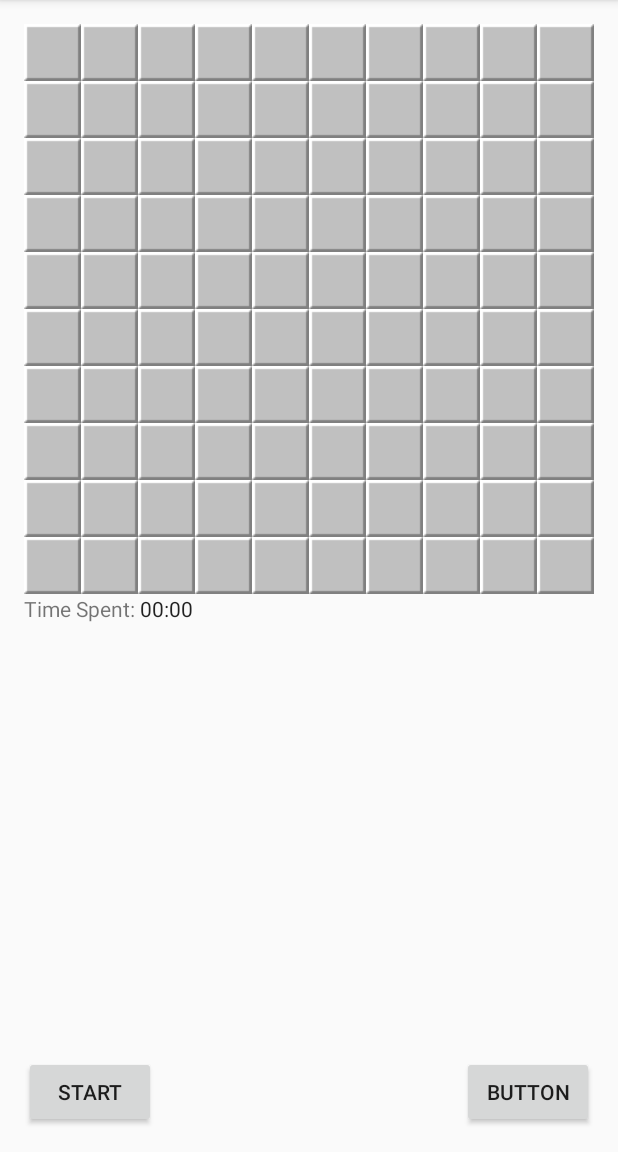
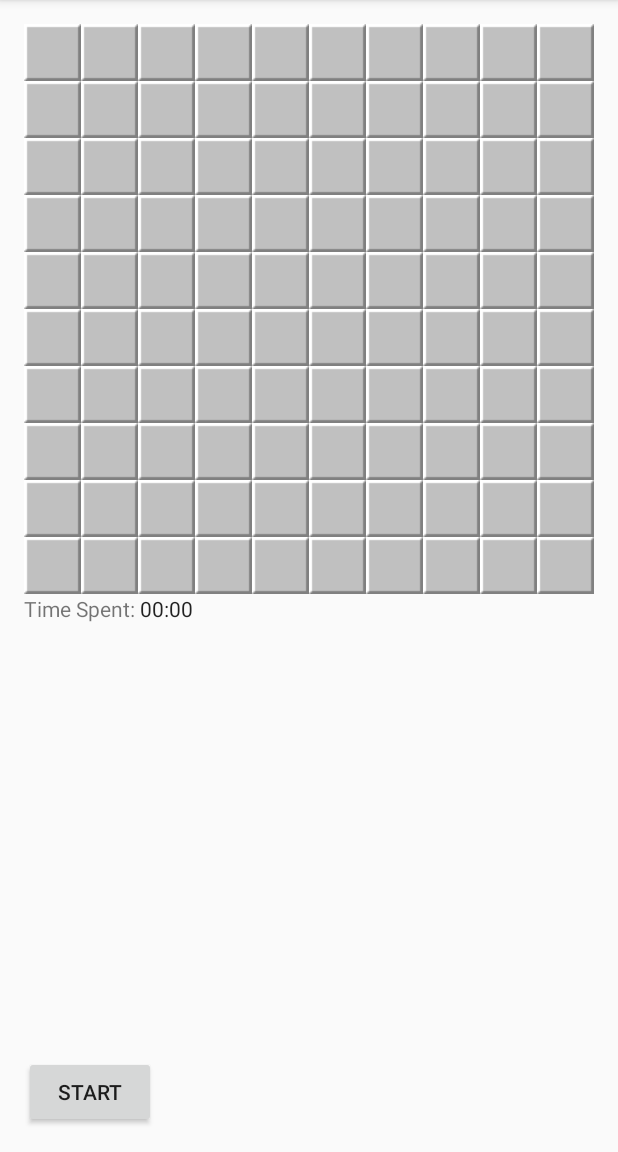
Before and after one commit to rogeriotakashi/Android-CampoMinado, an Android app: the Game screen opened directly, with no data from a screen before it, on a phone screen of 412 x 824 dp, the part 84-1236 px from its top. Run offline under Robolectric (Android 15) with nearby library versions, the light colour scheme and no system bars.

Commit message:
Removed test button from game activity

```diff
--- a/app/src/main/java/com/example/rogerio/campominado/GameEngine.java
+++ b/app/src/main/java/com/example/rogerio/campominado/GameEngine.java
@@ -1,9 +1,12 @@
 package com.example.rogerio.campominado;
 
+import android.app.Activity;
 import android.content.Context;
 import android.content.DialogInterface;
+import android.os.SystemClock;
 import android.support.v7.app.AlertDialog;
 import android.view.View;
+import android.widget.Chronometer;
 import android.widget.EditText;
 import android.widget.TextView;
 import android.widget.Toast;
@@ -21,6 +24,8 @@ public class GameEngine {
     private static GameEngine instance;
     private Context context;
     private boolean isStarted;
+    Chronometer chronometer;
+
 
     public static final int BOMB_NUMBER = 10;
     public static final int WIDTH = 10;
@@ -131,7 +136,11 @@ public class GameEngine {
         if(bombNotFound == 0 && notRevealed == 0){
             Toast.makeText(context, "Game Won!", Toast.LENGTH_SHORT).show();
 
-            /*
+            View rootView = ((Activity)context).getWindow().getDecorView().findViewById(android.R.id.content);
+            chronometer = (Chronometer) rootView.findViewById(R.id.chronometer2);
+
+            chronometer.stop();
+            final long finishedTime = SystemClock.elapsedRealtime();
             AlertDialog.Builder alert = new AlertDialog.Builder(context);
 
             alert.setTitle("You Won");
@@ -148,8 +157,11 @@ public class GameEngine {
                     fields[0] = "nickname";
                     fields[1] = "time";
 
-                    values[0] = "Nome_Teste";
-                    values[1] = "300";
+                    values[0] = input.getText().toString();
+                    values[1] = finishedTime - chronometer.getBase() + "";
+                    Toast.makeText(context,values[0],Toast.LENGTH_SHORT).show();
+                    Toast.makeText(context,values[1],Toast.LENGTH_SHORT).show();
+
 
                     InsertPlayer ip = new InsertPlayer(fields,values);
                     ip.execute();
@@ -163,7 +175,6 @@ public class GameEngine {
             });
 
             alert.show();
-*/
 
 
         }
--- a/app/src/main/java/com/example/rogerio/campominado/leaderboard/SelectPlayer.java
+++ b/app/src/main/java/com/example/rogerio/campominado/leaderboard/SelectPlayer.java
@@ -127,6 +127,7 @@ public class SelectPlayer extends AsyncTask <Void,Void,String> {
 
             ArrayList<Player_item> topPlayers = players;
 
+
             // Filter top players
             if(players.size() > TOP)
                 topPlayers = new ArrayList<>(players.subList(0,TOP));
--- a/app/src/main/res/layout/activity_game.xml
+++ b/app/src/main/res/layout/activity_game.xml
@@ -45,13 +45,4 @@
         android:layout_toRightOf="@+id/textView7"
         android:layout_toEndOf="@+id/textView7" />
 
-    <Button
-        android:text="Button"
-        android:layout_width="wrap_content"
-        android:layout_height="wrap_content"
-        android:layout_alignParentBottom="true"
-        android:layout_alignParentRight="true"
-        android:layout_alignParentEnd="true"
-        android:id="@+id/button" />
-
 </RelativeLayout>
```
Also changed, not shown: app/src/main/java/com/example/rogerio/campominado/Game.java (+2 -44 lines).
